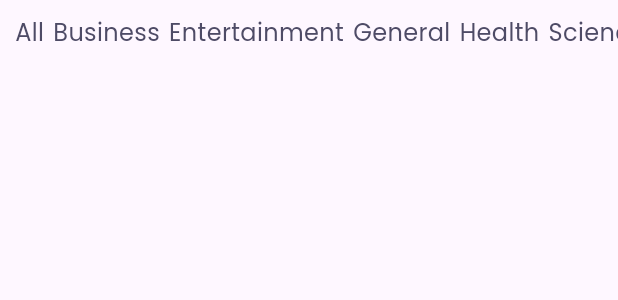
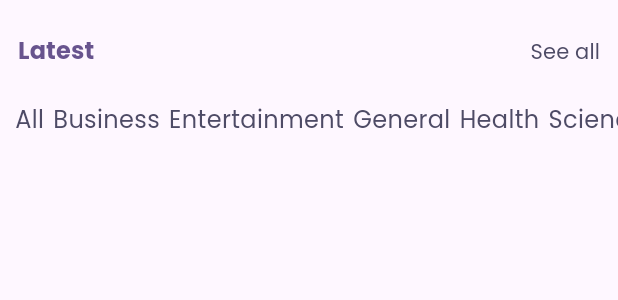
Before and after one commit to Kapil9861/Flutter, a Flutter app: the Filters widget shown alone on an empty page, opened directly with empty values, on a phone screen of 412 x 824 dp. Shown: the top 300 px of the screen. Run offline on Flutter 3.47's test engine with Material 3 defaults, Android fonts, the phone set to English and light mode, and no system bars; our stand-ins replace bloc, cloud_firestore, dartz, dash_chat_2, delightful_toast, firebase_auth and 13 more; missing offline and left inert: flutter_polyline_points, the_apple_sign_in; accounts and stored records are empty; network calls fail.

Commit message:
Completed the filter section

```diff
--- a/veda_news/lib/widgets/filters.dart
+++ b/veda_news/lib/widgets/filters.dart
@@ -1,6 +1,7 @@
 import 'package:flutter/material.dart';
 import 'package:veda_news/core/utils.dart';
 import 'package:veda_news/widgets/nav_item.dart';
+import 'package:google_fonts/google_fonts.dart';
 
 class Filters extends StatefulWidget {
   final String selectedCategory;
@@ -19,7 +20,41 @@ class Filters extends StatefulWidget {
 class _FiltersState extends State<Filters> {
   @override
   Widget build(BuildContext context) {
-    return Padding(
+    return Column(
+      crossAxisAlignment: CrossAxisAlignment.start,
+      children: [
+        Padding(
+          padding: const EdgeInsets.only(top: 10),
+          child: SizedBox(
+            child: Row(
+              mainAxisAlignment: MainAxisAlignment.spaceBetween,
+              children: [
+                TextButton(
+                  onPressed: () {},
+                  child: Text(
+                    "Latest",
+                    style: GoogleFonts.poppins(
+                      fontWeight: FontWeight.bold,
+                      fontSize: 16,
+                    ),
+                  ),
+                ),
+                TextButton(
+                  onPressed: () {},
+                  child: Text(
+                    "See all",
+                    style: GoogleFonts.poppins(
+                      color: const Color(0xFF4E4B66),
+                      fontSize: 14,
+                      fontWeight: FontWeight.w400,
+                    ),
+                  ),
+                ),
+              ],
+            ),
+          ),
+        ),
+        Padding(
           padding: const EdgeInsets.only(top: 10, left: 10),
           child: SizedBox(
             height: 34,
@@ -40,6 +75,8 @@ class _FiltersState extends State<Filters> {
               ),
             ),
           ),
+        ),
+      ],
     );
   }
 }
```
Lines whose indentation alone changed are shown as unchanged.
